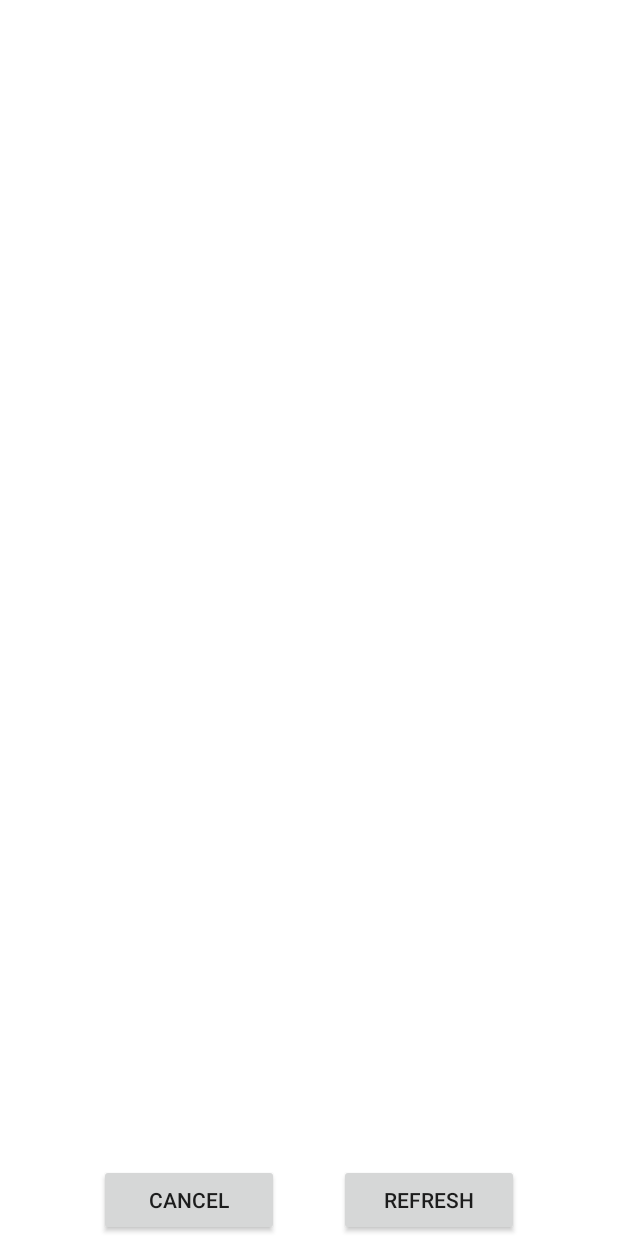
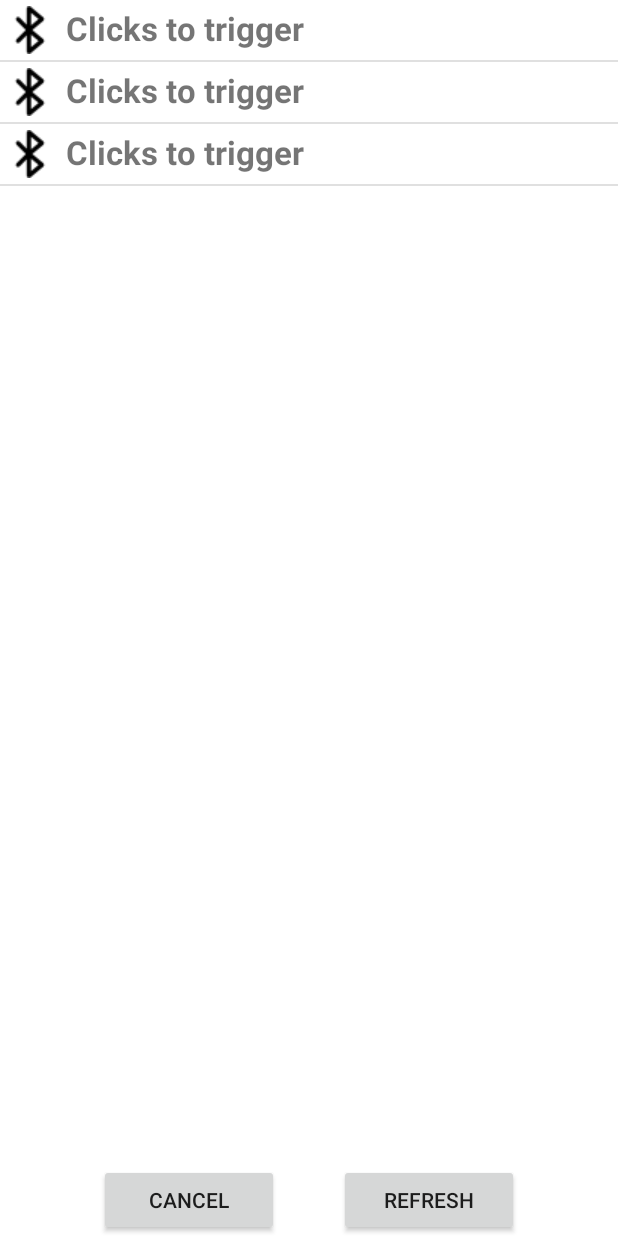
Before and after one commit to mike-lambert/killswitch-app-android, an Android app: the layout popup_discovery_ble.xml on its own in the app's theme, with its tools: preview values and no code run, on a phone screen of 412 x 824 dp. Run offline under Robolectric (Android 15) with nearby library versions, the phone set to English and light mode, and no system bars.

Commit message:
discovered devices layout

```diff
--- /dev/null
+++ b/app/src/main/res/layout/item_ble_device.xml
@@ -0,0 +1,26 @@
+<?xml version="1.0" encoding="utf-8"?>
+<LinearLayout
+    xmlns:android="http://schemas.android.com/apk/res/android" android:layout_width="match_parent"
+    android:layout_height="match_parent"
+    android:theme="@style/Theme.AppCompat.Light"
+    android:background="@android:color/background_light">
+    <ImageView
+        android:layout_width="wrap_content"
+        android:layout_height="wrap_content"
+        android:src="@drawable/bluetooth"
+        android:layout_marginLeft="4dp"
+        android:layout_marginTop="4dp"
+        android:layout_marginBottom="4dp"
+        />
+    <TextView
+        android:layout_width="match_parent"
+        android:layout_height="wrap_content"
+        android:layout_marginLeft="8dp"
+        android:layout_marginTop="4dp"
+        android:layout_marginBottom="4dp"
+        android:layout_marginRight="4dp"
+        android:textStyle="bold"
+        android:textSize="22dp"
+        android:text="@string/label_click_count"
+        android:id="@+id/item_dle_device_name"/>
+</LinearLayout>
--- a/app/src/main/res/layout/popup_discovery_ble.xml
+++ b/app/src/main/res/layout/popup_discovery_ble.xml
@@ -1,9 +1,11 @@
 <?xml version="1.0" encoding="utf-8"?>
 <RelativeLayout
-    xmlns:android="http://schemas.android.com/apk/res/android" android:layout_width="match_parent"
+    xmlns:android="http://schemas.android.com/apk/res/android"
+    xmlns:tools="http://schemas.android.com/tools"
+    android:layout_width="match_parent"
     android:layout_height="match_parent"
     android:theme="@style/Theme.AppCompat.Light"
-    android:background="@android:color/white">
+    android:background="@android:color/background_light">
     <Space
         android:layout_width="40dp"
         android:layout_height="40dp"
@@ -32,10 +34,13 @@
         android:id="@+id/ble_discovery_spacer_middle"
         android:layout_above="@+id/button_discovery_dismiss"
         />
+
     <ListView
+        android:id="@+id/ble_discovery_devices"
         android:layout_width="match_parent"
         android:layout_height="match_parent"
         android:layout_above="@+id/ble_discovery_spacer_middle"
-        android:id="@+id/ble_discovery_devices"
-        />
+        android:choiceMode="singleChoice"
+        android:theme="@style/Theme.AppCompat.Light"
+        tools:listitem="@layout/item_ble_device" />
 </RelativeLayout>
```
